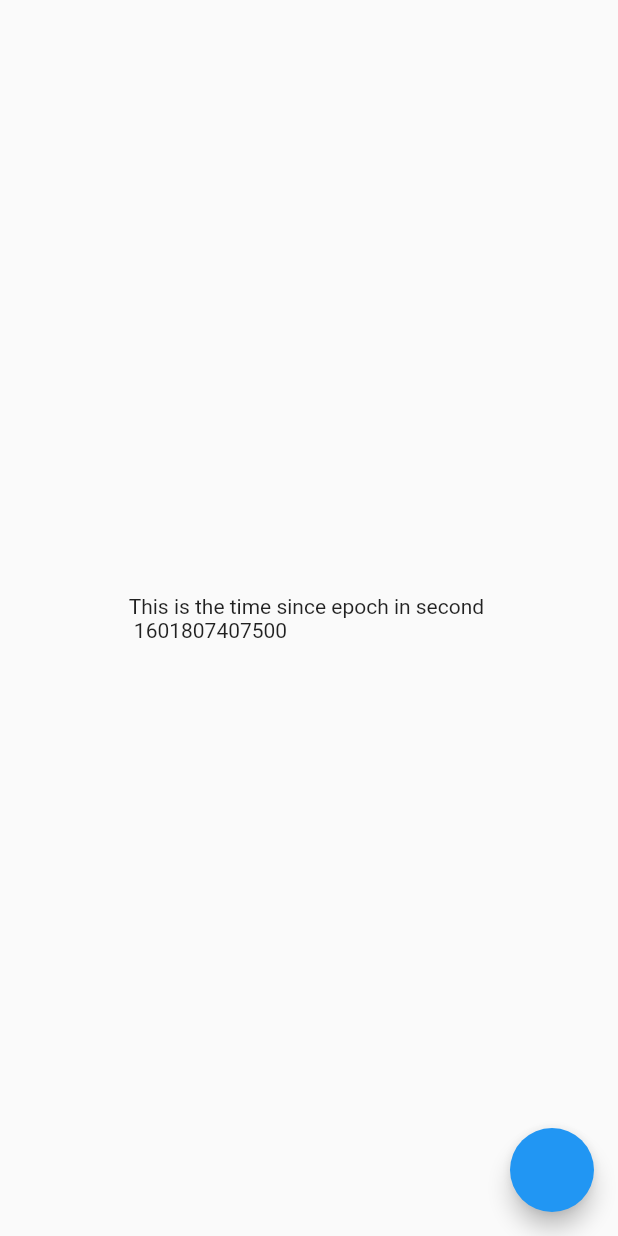
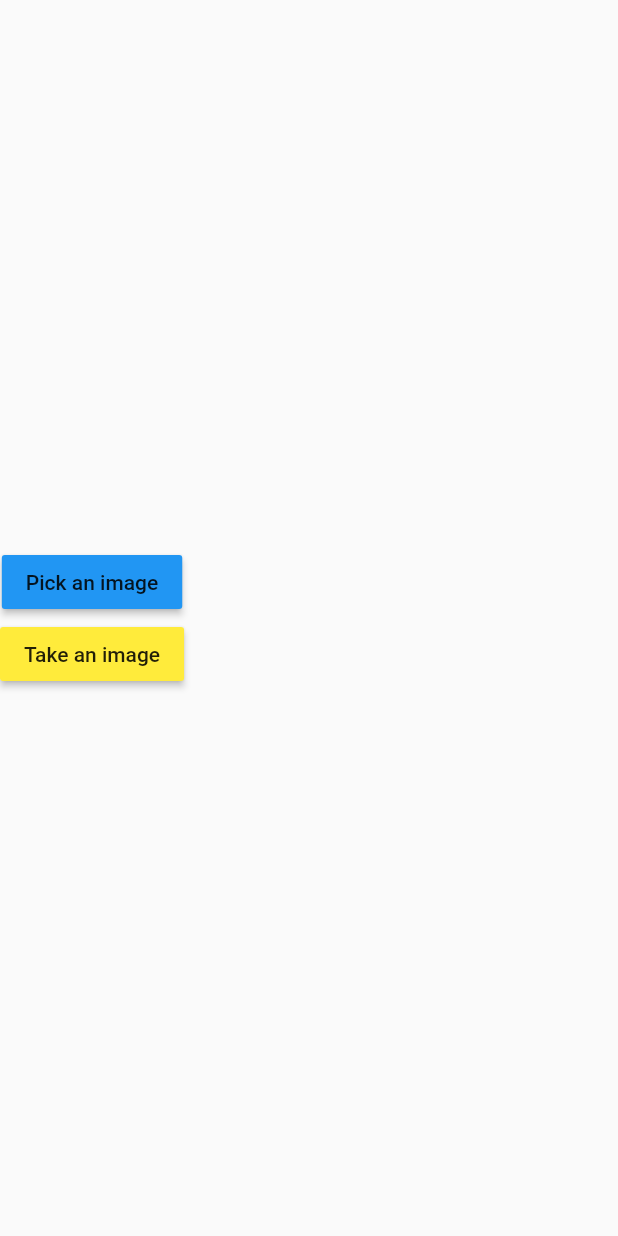
Before and after one commit to Endagegnehu/my_app, a Flutter app: the screen it shows after launch, on a phone screen of 412 x 824 dp. Run offline on Flutter 3.47's test engine with Material 2 defaults, Android fonts, the phone set to English and light mode, and no system bars; our stand-ins replace auto_route, get_it, image_picker, injectable, stacked, stacked_services; missing offline and left inert: observable_ish, stacked_hooks.

```diff
--- /dev/null
+++ b/lib/app/services/media_service.dart
@@ -0,0 +1,11 @@
+import 'package:image_picker/image_picker.dart';
+import 'package:injectable/injectable.dart';
+
+@lazySingleton
+class MediaService {
+  Future<PickedFile> getImageFromFile({bool fromGallery}) async {
+    return ImagePicker().getImage(
+      source: fromGallery ? ImageSource.gallery : ImageSource.camera,
+    );
+  }
+}
--- a/lib/main.dart
+++ b/lib/main.dart
@@ -1,9 +1,7 @@
 import 'package:flutter/material.dart';
 import 'package:my_app/app/locatore.dart';
 import 'package:my_app/app/route.gr.dart';
-import 'package:my_app/ui/views/future_example/future_example_view.dart';
-import 'package:my_app/ui/views/reactive_example/reactive_example_view.dart';
-import 'package:my_app/ui/views/stream_example/stream_example_view.dart';
+import 'package:my_app/ui/views/image_picker/image_picker_view.dart';
 import 'package:stacked_services/stacked_services.dart';
 
 void main() {
@@ -17,7 +15,7 @@ class MyApp extends StatelessWidget {
     return MaterialApp(
       title: 'Flutter Demo',
       // initialRoute: Routes.startUpView,
-      home: StreamExampleView(),
+      home: ImagePickerView(),
       onGenerateRoute: Routers().onGenerateRoute,
       navigatorKey: locatore<NavigationService>().navigatorKey,
     );
--- /dev/null
+++ b/lib/ui/views/image_picker/image_picker_view.dart
@@ -0,0 +1,37 @@
+import 'package:flutter/material.dart';
+import 'package:stacked/stacked.dart';
+
+import 'image_picker_viewmodel.dart';
+
+class ImagePickerView extends StatelessWidget {
+  const ImagePickerView({Key key}) : super(key: key);
+
+  @override
+  Widget build(BuildContext context) {
+    return ViewModelBuilder<ImagePickerViewModel>.reactive(
+      builder: (context, model, child) => Scaffold(
+        body: !model.hasSelectedImage
+            ? Column(
+                mainAxisSize: MainAxisSize.max,
+                mainAxisAlignment: MainAxisAlignment.center,
+                children: <Widget>[
+                  MaterialButton(
+                    color: Colors.blue,
+                    child: Text('Pick an image'),
+                    onPressed: () => model.selectImage(fromGallery: true),
+                  ),
+                  MaterialButton(
+                    color: Colors.yellow,
+                    child: Text('Take an image'),
+                    onPressed: () => model.selectImage(fromGallery: false),
+                  ),
+                ],
+              )
+            : model.isBusy
+                ? CircularProgressIndicator()
+                : Image.file(model.selectedIamge),
+      ),
+      viewModelBuilder: () => ImagePickerViewModel(),
+    );
+  }
+}
--- /dev/null
+++ b/lib/ui/views/image_picker/image_picker_viewmodel.dart
@@ -0,0 +1,21 @@
+import 'dart:io';
+
+import 'package:flutter/foundation.dart';
+import 'package:my_app/app/locatore.dart';
+import 'package:my_app/app/services/media_service.dart';
+import 'package:stacked/stacked.dart';
+
+class ImagePickerViewModel extends BaseViewModel {
+  final _mediaService = locatore<MediaService>();
+  File _selectedImage;
+
+  bool get hasSelectedImage => _selectedImage != null;
+
+  File get selectedIamge => _selectedImage;
+
+  Future selectImage({@required bool fromGallery}) async {
+    _selectedImage = await runBusyFuture(
+      _mediaService.getImageFromFile(fromGallery: fromGallery),
+    );
+  }
+}
--- a/lib/ui/views/stream_example/stream_example_view.dart
+++ b/lib/ui/views/stream_example/stream_example_view.dart
@@ -1,5 +1,4 @@
 import 'package:flutter/material.dart';
-import 'package:my_app/ui/views/future_example/future_example_viewmodel.dart';
 import 'package:my_app/ui/views/stream_example/stream_example_viewmodel.dart';
 import 'package:stacked/stacked.dart';
 
--- a/pubspec.yaml
+++ b/pubspec.yaml
@@ -39,6 +39,7 @@ dependencies:
   stacked_hooks: null
   flutter_hooks: null
   observable_ish: ^2.1.4
+  image_picker: ^0.6.7+11
 
 dev_dependencies:
   flutter_test:
```
Also changed, not shown: lib/app/datamodels/comment.dart (added, +27 -0 lines), lib/app/datamodels/post.dart (added, +24 -0 lines), lib/app/datamodels/user.dart (added, +25 -0 lines), lib/ui/views/api_example/comments_viewmodel.dart (added, +21 -0 lines), lib/ui/views/api_example/posts_viewmodel.dart (added, +22 -0 lines), lib/ui/views/api_example/user_viewmodel.dart (added, +16 -0 lines), lib/ui/views/posts_example/posts_view.dart (added, +41 -0 lines), lib/ui/views/posts_example/posts_viewmodel.dart (added, +7 -0 lines), lib/app/locatore.config.dart, pubspec.lock.
